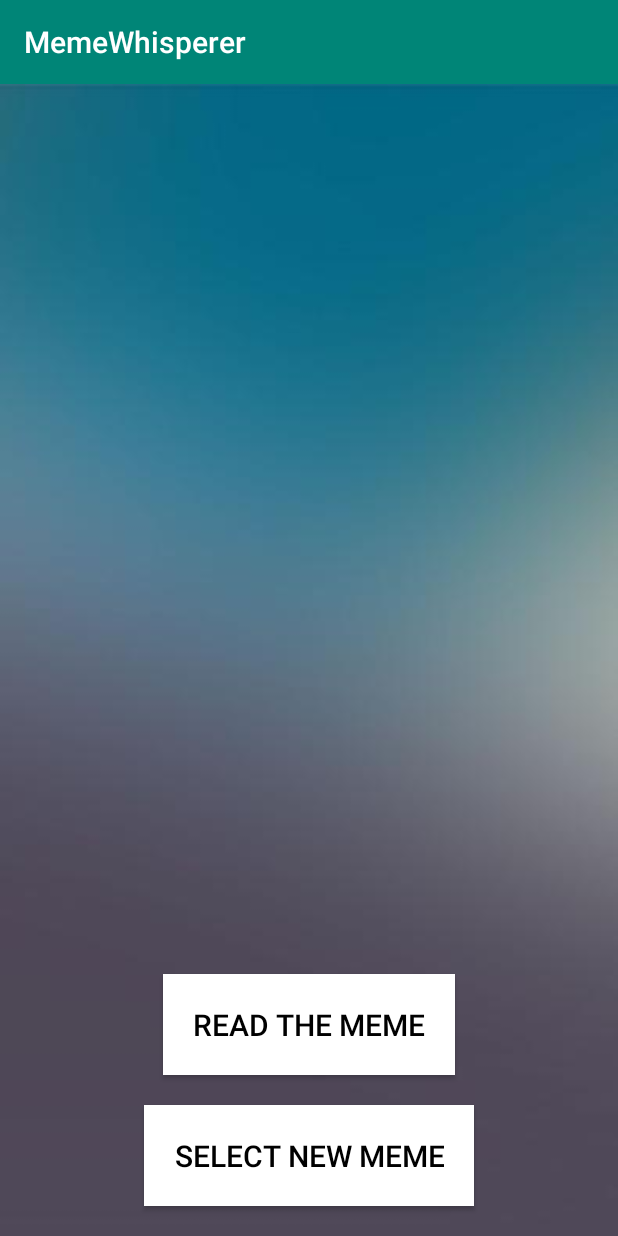
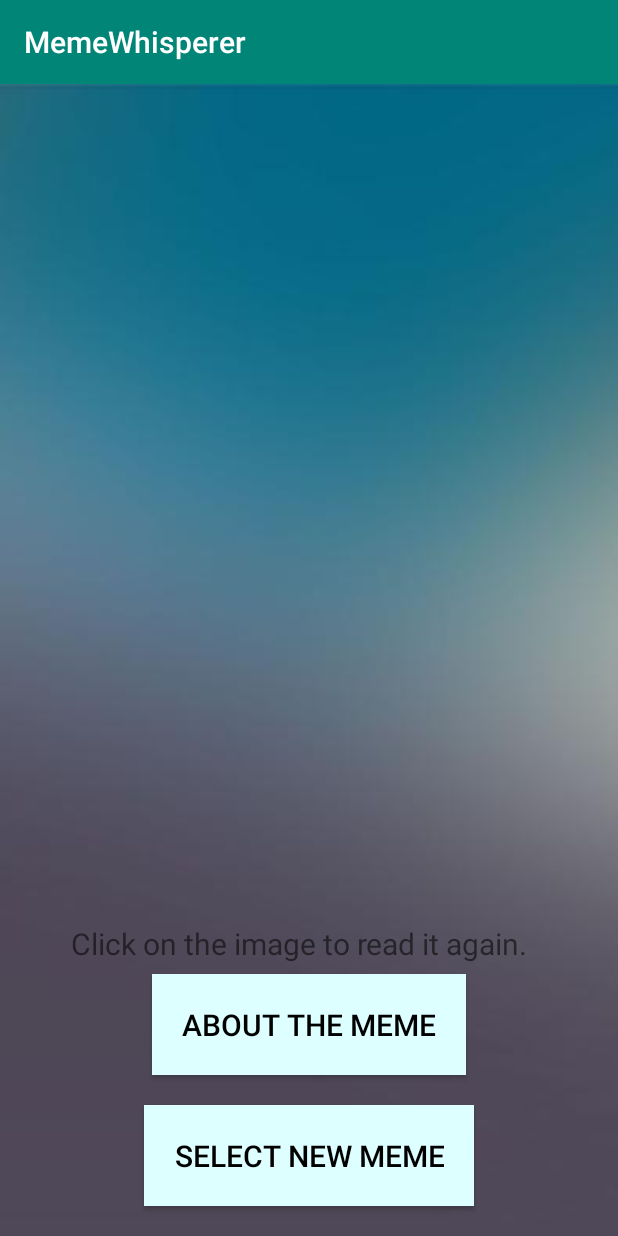
Before and after one commit to codecomp2019/1791, an Android app: the screen it shows after launch (MainActivity), after a tap on "CHOOSE A MEME", on a phone screen of 412 x 824 dp. Run offline under Robolectric (Android 15) with nearby library versions, the phone set to English and light mode, and no system bars; libraries missing offline, so code that uses them is left out: com.google.android.gms; 4 statements that could not run were skipped.

Commit message:
Merge branch 'master' of https://github.com/codecomp2019/1791 into max
# Conflicts:
#	app/build.gradle
#	app/src/main/java/com/canthackthis/memewhisperer/MainActivity.java
#	app/src/main/res/layout/activity_main.xml
#	openCVLibrary343/build/generated/aidl_source_output_dir/debug/compileDebugAidl/out/org/opencv/engine/OpenCVEngineInterface.java
#	openCVLibrary343/build/intermediates/compile_only_not_namespaced_r_class_jar/debug/generateDebugRFile/R.jar
#	openCVLibrary343/build/intermediates/incremental/debug-mergeJniLibs/merge-state
#	openCVLibrary343/build/intermediates/incremental/mergeDebugJniLibFolders/merger.xml
#	openCVLibrary343/build/intermediates/incremental/mergeDebugShaders/merger.xml
#	openCVLibrary343/build/intermediates/incremental/packageDebugAssets/merger.xml
#	openCVLibrary343/build/intermediates/incremental/packageDebugResources/compile-file-map.properties
#	openCVLibrary343/build/intermediates/incremental/packageDebugResources/merger.xml
#	openCVLibrary343/build/outputs/logs/manifest-merger-debug-report.txt

```diff
--- a/app/src/main/java/com/canthackthis/memewhisperer/MainActivity.java
+++ b/app/src/main/java/com/canthackthis/memewhisperer/MainActivity.java
@@ -50,12 +50,14 @@ public class MainActivity extends AppCompatActivity implements View.OnClickListe
     //First Page Buttons
     Button choose;
     //Second Page Buttons
-    Button read;
+    Button read1;
     Button gallery;
     Button next;
     //Third Page Buttons
-    Button read1;
+    Button read;
     Button newMeme;
+    ImageView imageView;
+    TextView textView;
 
     //Meme
     String memeURL = "";
@@ -80,34 +82,37 @@ public class MainActivity extends AppCompatActivity implements View.OnClickListe
                 gallery.setOnClickListener(this);
                 next.setOnClickListener(this);*/
                 this.setContentView(R.layout.image_area);
-                read1 =  findViewById(R.id.read1);
+                read =  findViewById(R.id.read);
                 newMeme =  findViewById(R.id.newMeme);
-                read1.setOnClickListener(this);
+                read.setOnClickListener(this);
                 newMeme.setOnClickListener(this);
-                ImageView imageView1 = findViewById(R.id.imageView1);
-                openImage(imageView1);
+                imageView = findViewById(R.id.imageView);
+                imageView.setOnClickListener(this);
+                openImage(imageView);
+                textView = findViewById(R.id.textView);
+                textView.setVisibility(textView.VISIBLE);
                 break;
-            case R.id.read1:
+            case R.id.read:
                 //read the image in selected
                 readImage();
                 if (memeMatched)getContext();
                 break;
-            case R.id.gallery:
+           /* case R.id.gallery:
                 //openGallery
                 ImageView imageViewNext = findViewById(R.id.imageView);
                 openImage(imageViewNext);
                 break;
-            case R.id.next:
+            case R.id.next1:
                 this.setContentView(R.layout.image_area);
-                read1 =  findViewById(R.id.read1);
+                read1 =  findViewById(R.id.read);
                 newMeme =  findViewById(R.id.newMeme);
                 read1.setOnClickListener(this);
                 newMeme.setOnClickListener(this);
-                break;
+                break;*/
             case R.id.newMeme:
                 //openGallery
-                imageView1 = findViewById(R.id.imageView1);
-                openImage(imageView1);
+                imageView = findViewById(R.id.imageView);
+                openImage(imageView);
                 break;
 
         }
@@ -120,14 +125,14 @@ public class MainActivity extends AppCompatActivity implements View.OnClickListe
         setContentView(R.layout.image_area);
         setContentView(R.layout.next);
         setContentView(R.layout.start_buttons);
-        choose = (Button) findViewById(R.id.choose);
+        choose =  findViewById(R.id.choose);
         choose.setOnClickListener(this);
 
 
 
 
         if (OpenCVLoader.initDebug()){
-            Toast.makeText(getApplicationContext(), "YO", Toast.LENGTH_SHORT).show();
+            Toast.makeText(getApplicationContext(), "YO\nAnd welcome!", Toast.LENGTH_SHORT).show();
         }
         // This is the part that does speaking
         t1=new TextToSpeech(getApplicationContext(), new TextToSpeech.OnInitListener() {
@@ -175,7 +180,7 @@ public class MainActivity extends AppCompatActivity implements View.OnClickListe
                     public void run() {
                         memeAbout = builder.toString();
                         t1.speak(memeAbout, TextToSpeech.QUEUE_ADD, null);
-                        Toast.makeText(getApplicationContext(), memeAbout, Toast.LENGTH_SHORT).show();
+                      //  Toast.makeText(getApplicationContext(), memeAbout, Toast.LENGTH_SHORT).show();
                     }
                 });
             }
@@ -263,7 +268,7 @@ public class MainActivity extends AppCompatActivity implements View.OnClickListe
 
 
             }
-            Toast.makeText(getApplicationContext(), convertDetectToString(textRecognizer.detect(frame)),Toast.LENGTH_LONG).show();//generate toast
+           // Toast.makeText(getApplicationContext(), convertDetectToString(textRecognizer.detect(frame)),Toast.LENGTH_LONG).show();//generate toast
         }
         else{
             Toast.makeText(getApplicationContext(), "No meme has been selected.",Toast.LENGTH_LONG).show();
--- a/app/src/main/res/layout/image_area.xml
+++ b/app/src/main/res/layout/image_area.xml
@@ -16,7 +16,7 @@
 
     <!--imageView-->
     <ImageView
-        android:id="@+id/imageView1"
+        android:id="@+id/imageView"
         android:layout_width="401dp"
         android:layout_height="438dp"
         android:layout_marginBottom="10dp"
@@ -24,21 +24,21 @@
         android:layout_marginLeft="10dp"
         android:layout_marginRight="10dp"
         android:layout_marginStart="10dp"
-        android:layout_marginTop="10dp"
+        android:layout_marginTop="50dp"
         android:scaleType="fitCenter"/>
 
     <!--Button to go to the next image-->
     <Button
-        android:id="@+id/read1"
+        android:id="@+id/about"
         android:layout_width="wrap_content"
         android:layout_height="wrap_content"
-        android:text="Read the Meme"
-        android:textSize="20dp"
-        android:textColor="#000"
-        android:background="#fff"
         android:layout_above="@id/newMeme"
         android:layout_centerHorizontal="true"
-        android:padding="20dp"/>
+        android:background="#fdff"
+        android:padding="20dp"
+        android:text="About the Meme"
+        android:textColor="#000"
+        android:textSize="20dp"/>
     <!--Button to Read-->
     <Button
         android:id="@+id/newMeme"
@@ -50,8 +50,23 @@
         android:layout_alignParentBottom="true"
         android:layout_centerHorizontal="true"
         android:textColor="#000"
-        android:background="#fff"
+        android:background="#fdff"
+
         android:layout_margin="20dp"/>
+
+    <TextView
+        android:id="@+id/textView"
+        android:layout_width="wrap_content"
+        android:layout_height="wrap_content"
+        android:layout_alignParentBottom="true"
+        android:layout_alignParentStart="true"
+        android:layout_marginBottom="181dp"
+        android:layout_marginStart="47dp"
+        android:contentDescription="Click on the image to read it again."
+        android:text="Click on the image to read it again."
+        android:textAlignment="center"
+        android:textSize="20sp"
+        android:visibility="invisible"/>
 
 
     <!--<ImageView-->
--- a/app/src/main/res/layout/recycler_view_item.xml
+++ b/app/src/main/res/layout/recycler_view_item.xml
@@ -1,6 +1,6 @@
 <ImageView xmlns:android="http://schemas.android.com/apk/res/android"
    xmlns:tools="http://schemas.android.com/tools"
-   android:id="@+id/imageView1"
+   android:id="@+id/imageView"
    android:layout_width="50dp"
    android:layout_height="50dp"
    android:layout_margin="5dp"
```
Also changed, not shown: app/src/main/res/layout/next.xml (+6 -6 lines), app/src/main/res/layout/start_buttons.xml (+1 -6 lines), 9 other files.
